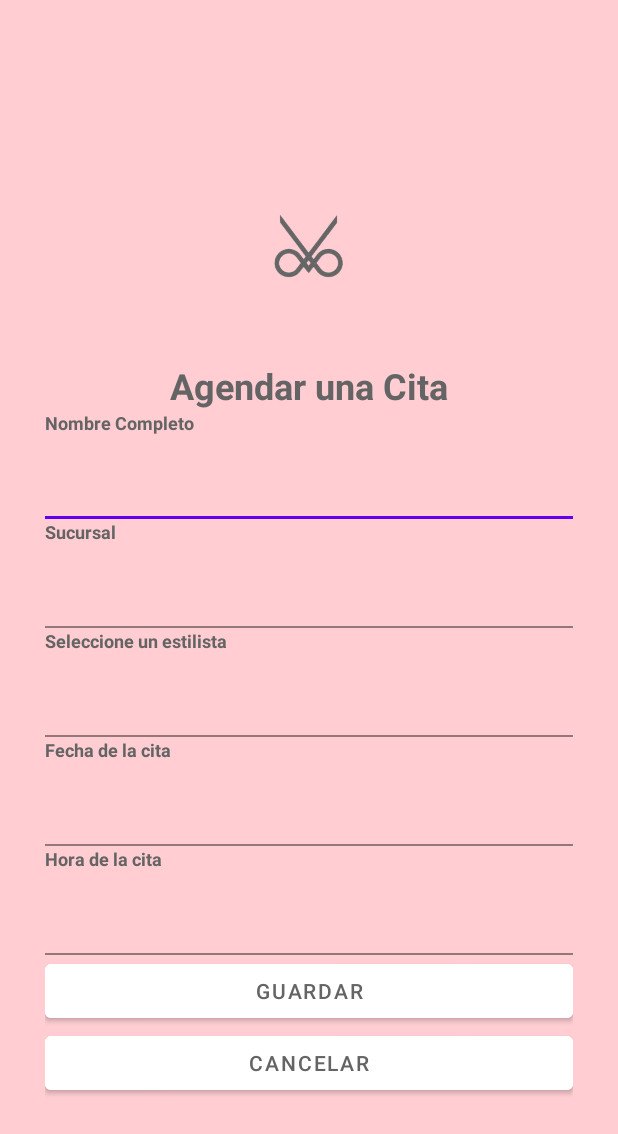
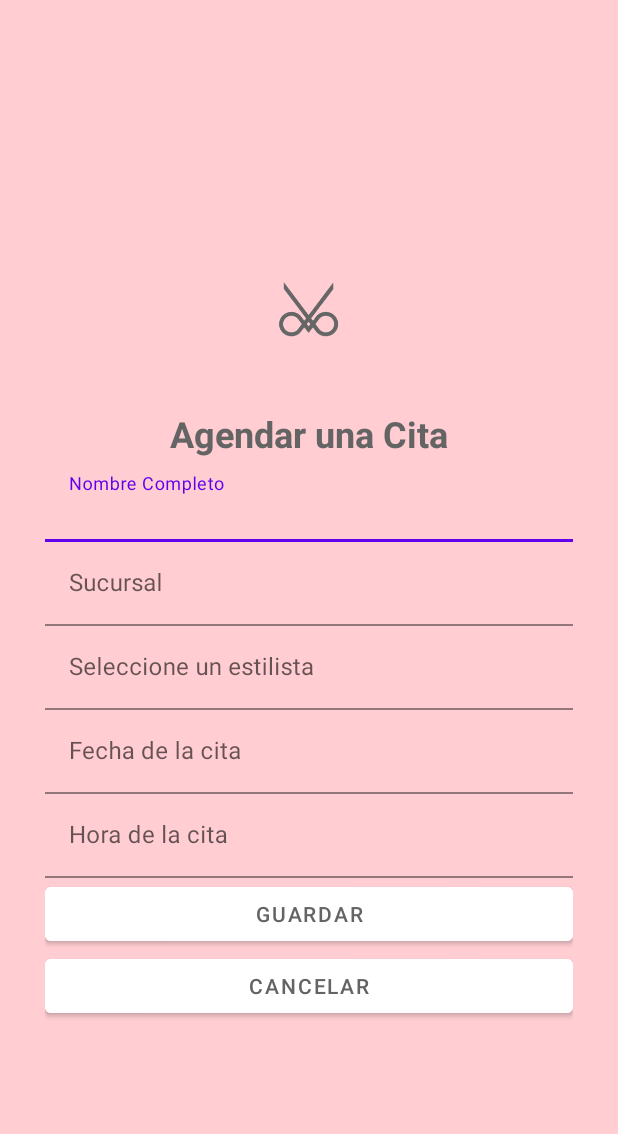
Before and after one commit to siguenza98/CatedraDSM, an Android app: the layout activity_agendar_cita.xml on its own in the app's theme, with its tools: preview values and no code run, on a phone screen of 412 x 824 dp. Shown: the top 1134 px of the screen. Run offline under Robolectric (Android 15) with nearby library versions, the phone set to English and light mode, and no system bars; network calls fail.

Commit message:
consumo de apo

```diff
--- a/app/src/main/AndroidManifest.xml
+++ b/app/src/main/AndroidManifest.xml
@@ -25,5 +25,7 @@
             </intent-filter>
         </activity>
     </application>
+    <uses-permission android:name="android.permission.INTERNET"/>
+    <uses-permission android:name="android.permission.ACCESS_NETWORK_STATE"/>
 
 </manifest>
--- a/app/src/main/java/sv/edu/udb/catedradsm/MainActivity.java
+++ b/app/src/main/java/sv/edu/udb/catedradsm/MainActivity.java
@@ -2,6 +2,7 @@ package sv.edu.udb.catedradsm;
 
 import androidx.appcompat.app.AppCompatActivity;
 
+import android.content.Intent;
 import android.os.Bundle;
 
 public class MainActivity extends AppCompatActivity {
@@ -10,5 +11,9 @@ public class MainActivity extends AppCompatActivity {
     protected void onCreate(Bundle savedInstanceState) {
         super.onCreate(savedInstanceState);
         setContentView(R.layout.activity_main);
+
+        Intent i = new Intent(getBaseContext(), AgendarCita.class);
+
+        startActivity(i);
     }
 }
--- a/app/src/main/res/layout/activity_agendar_cita.xml
+++ b/app/src/main/res/layout/activity_agendar_cita.xml
@@ -10,10 +10,12 @@
     tools:context=".AgendarCita"
     android:background="#FFCDD2">
 
+
+
     <ImageView
         android:id="@+id/imageView"
-        android:layout_width="150dp"
-        android:layout_height="150dp"
+        android:layout_width="130dp"
+        android:layout_height="130dp"
         android:layout_gravity="center"
         tools:srcCompat="@drawable/dd193b18_789a_4a81_8690_7ede6f2f7dbe_removebg_preview__1_" />
     <TextView
@@ -25,14 +27,6 @@
         android:textSize="24sp"
         android:textStyle="bold" />
 
-    <TextView
-        android:layout_width="wrap_content"
-        android:layout_height="wrap_content"
-        android:gravity="center_vertical"
-        android:text="@string/cita_paciente"
-        android:textColor="#646464"
-        android:textSize="12sp"
-        android:textStyle="bold" />
     <com.google.android.material.textfield.TextInputLayout
         android:layout_width="match_parent"
         android:layout_height="wrap_content">
@@ -40,18 +34,11 @@
         <com.google.android.material.textfield.TextInputEditText
             android:id="@+id/edtNombre"
             android:background="#FFCDD2"
+            android:hint="@string/cita_paciente"
             android:layout_width="match_parent"
             android:layout_height="wrap_content"/>
     </com.google.android.material.textfield.TextInputLayout>
 
-    <TextView
-        android:layout_width="wrap_content"
-        android:layout_height="wrap_content"
-        android:gravity="center_vertical"
-        android:text="@string/cita_sucursal"
-        android:textColor="#646464"
-        android:textSize="12sp"
-        android:textStyle="bold" />
     <com.google.android.material.textfield.TextInputLayout
         android:layout_width="match_parent"
         android:layout_height="wrap_content">
@@ -59,18 +46,11 @@
         <com.google.android.material.textfield.TextInputEditText
             android:id="@+id/edtSucursal"
             android:background="#FFCDD2"
+            android:hint="@string/cita_sucursal"
             android:layout_width="match_parent"
             android:layout_height="wrap_content"/>
     </com.google.android.material.textfield.TextInputLayout>
 
-    <TextView
-        android:layout_width="wrap_content"
-        android:layout_height="wrap_content"
-        android:gravity="center_vertical"
-        android:text="@string/cita_estilista"
-        android:textColor="#646464"
-        android:textSize="12sp"
-        android:textStyle="bold" />
     <com.google.android.material.textfield.TextInputLayout
         android:layout_width="match_parent"
         android:layout_height="wrap_content">
@@ -78,18 +58,11 @@
         <com.google.android.material.textfield.TextInputEditText
             android:id="@+id/edtEstilista"
             android:background="#FFCDD2"
+            android:hint="@string/cita_estilista"
             android:layout_width="match_parent"
             android:layout_height="wrap_content"/>
     </com.google.android.material.textfield.TextInputLayout>
 
-    <TextView
-        android:layout_width="wrap_content"
-        android:layout_height="wrap_content"
-        android:gravity="center_vertical"
-        android:text="@string/cita_fecha"
-        android:textColor="#646464"
-        android:textSize="12sp"
-        android:textStyle="bold" />
     <com.google.android.material.textfield.TextInputLayout
         android:layout_width="match_parent"
         android:layout_height="wrap_content">
@@ -97,18 +70,11 @@
         <com.google.android.material.textfield.TextInputEditText
             android:id="@+id/edtFecha"
             android:background="#FFCDD2"
+            android:hint="@string/cita_fecha"
             android:layout_width="match_parent"
             android:layout_height="wrap_content"/>
     </com.google.android.material.textfield.TextInputLayout>
 
-    <TextView
-        android:layout_width="wrap_content"
-        android:layout_height="wrap_content"
-        android:gravity="center_vertical"
-        android:text="@string/cita_hora"
-        android:textColor="#646464"
-        android:textSize="12sp"
-        android:textStyle="bold" />
     <com.google.android.material.textfield.TextInputLayout
         android:layout_width="match_parent"
         android:layout_height="wrap_content">
@@ -116,20 +82,26 @@
         <com.google.android.material.textfield.TextInputEditText
             android:id="@+id/edtHora"
             android:background="#FFCDD2"
+            android:hint="@string/cita_hora"
             android:layout_width="match_parent"
             android:layout_height="wrap_content"/>
     </com.google.android.material.textfield.TextInputLayout>
 
     <Button
+        android:id="@+id/btnAgregar"
         android:layout_width="match_parent"
         android:layout_height="wrap_content"
         android:backgroundTint="@color/white"
+
         android:text="Guardar"
         android:textColor="#646464" />
+
     <Button
+        android:id="@+id/btnCancelar"
+        android:layout_width="match_parent"
+        android:layout_height="wrap_content"
+        android:backgroundTint="@color/white"
         android:text="Cancelar"
-        android:backgroundTint="@color/white"
-        android:textColor="#646464"
-        android:layout_width="match_parent"
-        android:layout_height="wrap_content" />
+        android:textColor="#646464" />
+
 </LinearLayout>
```
Also changed, not shown: app/src/main/java/sv/edu/udb/catedradsm/AgendarCita.java (+72 -0 lines), app/src/main/java/sv/edu/udb/catedradsm/controllers/CitasController.java (+23 -5 lines), app/src/main/java/sv/edu/udb/catedradsm/models/CitasModel.java (+5 -5 lines), app/src/main/ic_launcher-playstore.png (added), app/src/main/res/drawable-hdpi/ic_action_name.png (added), app/src/main/res/drawable-mdpi/ic_action_name.png (added), app/src/main/res/drawable-xhdpi/ic_action_name.png (added), app/src/main/res/drawable-xxhdpi/ic_action_name.png (added), app/src/main/res/drawable-xxxhdpi/ic_action_name.png (added).
